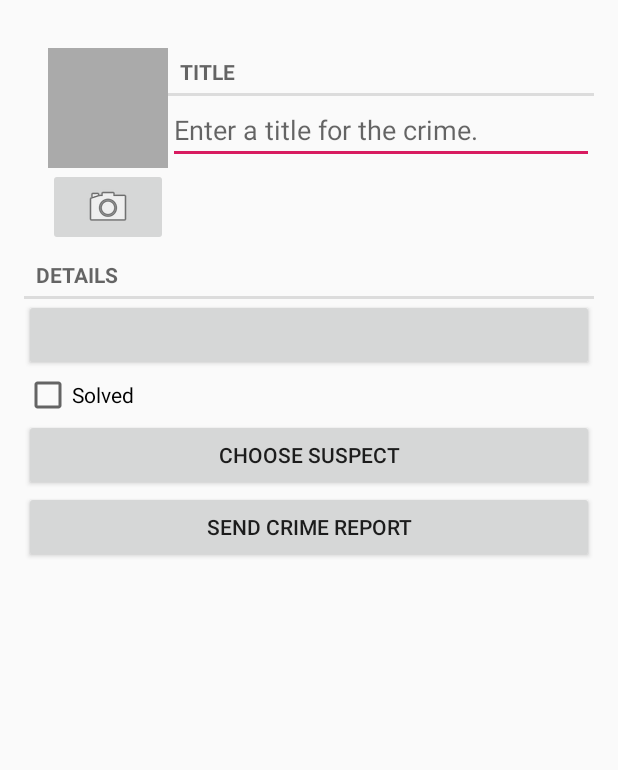
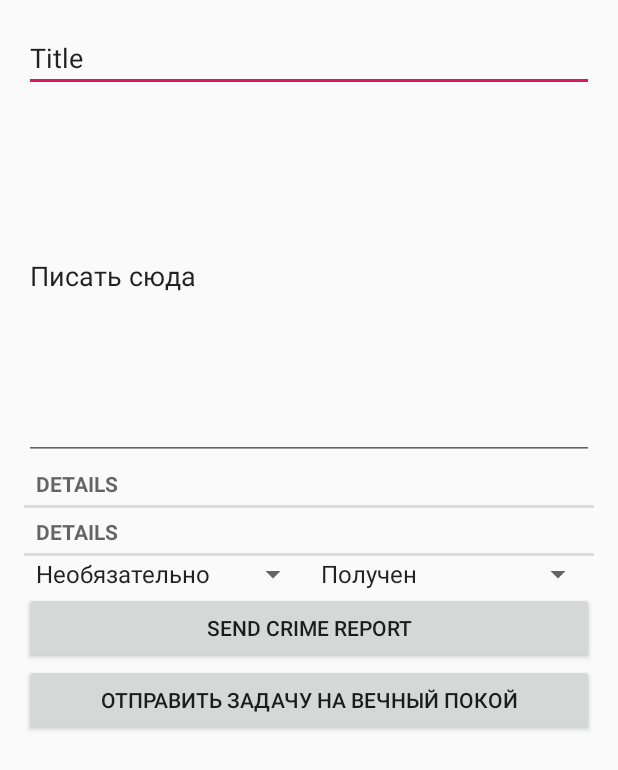
Before and after one commit to VitNei/job, an Android app: the layout fragment_crime.xml on its own in the app's theme, with its tools: preview values and no code run, on a phone screen of 412 x 824 dp. Shown: the top 770 px of the screen. Run offline under Robolectric (Android 15) with nearby library versions, the phone set to English and light mode, and no system bars.

Commit message:
расширение функционала

```diff
--- a/app/src/main/res/layout/fragment_crime.xml
+++ b/app/src/main/res/layout/fragment_crime.xml
@@ -6,83 +6,60 @@
         android:layout_margin="16dp"
         android:orientation="vertical">
 
-    <LinearLayout
-            android:orientation="horizontal"
-            android:layout_width="match_parent"
-            android:layout_height="135dp"
-            android:layout_marginLeft="16dp"
-            android:layout_marginTop="16dp">
-
-        <LinearLayout
-                android:orientation="vertical"
-                android:layout_width="wrap_content"
-                android:layout_height="wrap_content">
-
-            <ImageView
-                    android:id="@+id/crime_photo"
-                    android:layout_width="80dp"
-                    android:layout_height="80dp"
-                    android:scaleType="centerInside"
-                    android:cropToPadding="true"
-                    android:background="@android:color/darker_gray"/>
-
-            <ImageButton
-                    android:id="@+id/crime_camera"
-                    android:layout_width="match_parent"
-                    android:layout_height="wrap_content"
-                    android:src="@android:drawable/ic_menu_camera"/>
-
-        </LinearLayout>
-
-        <LinearLayout
-                android:orientation="vertical"
-                android:layout_width="0dp"
-                android:layout_height="wrap_content"
-                android:layout_weight="1">
-
-
-            <TextView
+    <EditText
             android:layout_width="match_parent"
             android:layout_height="wrap_content"
             android:text="@string/crime_title_label"
-                    style="?android:listSeparatorTextViewStyle"/>
-
+            android:id="@+id/title"/>
     <EditText
             android:id="@+id/crime_title"
             android:layout_width="match_parent"
-                    android:layout_height="wrap_content"
-                    android:hint="@string/crime_title_hint"/>
-
-        </LinearLayout>
-
-    </LinearLayout>
+            android:layout_height="245dp"
+            android:hint="@string/crime_title_hint" android:text="Писать сюда"/>
 
     <TextView
             style="?android:listSeparatorTextViewStyle"
             android:layout_width="match_parent"
             android:layout_height="wrap_content"
-            android:text="@string/crime_details_label"/>
+            android:text="@string/crime_details_label" android:id="@+id/date_create"/>
 
-    <Button
-            android:id="@+id/crime_date"
-            android:layout_width="match_parent"
-            android:layout_height="wrap_content"/>
-
-    <CheckBox
-            android:id="@+id/crime_solved"
+    <TextView
+            style="?android:listSeparatorTextViewStyle"
             android:layout_width="match_parent"
             android:layout_height="wrap_content"
-            android:text="@string/crime_solved_label"/>
+            android:text="@string/crime_details_label" android:id="@+id/date_change"/>
 
-    <Button
-            android:id="@+id/crime_suspect"
+
+    <LinearLayout
+            android:orientation="horizontal"
+            android:layout_width="match_parent"
+            android:layout_height="wrap_content">
+        <Spinner
                 android:layout_width="match_parent"
                 android:layout_height="wrap_content"
-            android:text="@string/crime_suspect_text"/>
+                android:id="@+id/pioritet"
+                android:layout_weight="1"
+                android:entries="@array/stringsPrioritet"
+        />
+
+        <Spinner
+                android:layout_width="match_parent"
+                android:layout_height="wrap_content"
+                android:id="@+id/progress"
+                android:layout_weight="1"
+                android:entries="@array/stringsProgress"
+        />
+    </LinearLayout>
 
     <Button
             android:id="@+id/crime_report"
             android:layout_width="match_parent"
             android:layout_height="wrap_content"
             android:text="@string/crime_report_text"/>
+
+    <Button
+            android:id="@+id/finsh_button"
+            android:layout_width="match_parent"
+            android:layout_height="wrap_content"
+            android:text="@string/finihs_job"/>
 </LinearLayout>
--- a/app/src/main/res/values/strings.xml
+++ b/app/src/main/res/values/strings.xml
@@ -20,5 +20,21 @@
     <string name="crime_report_no_suspect">there is no suspect.</string>
     <string name="crime_report_suspect">the suspect is %s.</string>
     <string name="crime_report_subject">CriminalIntent Crime Report</string>
-    <string name="send_report">Send crime report via</string>
+    <string name="send_report">Поделиться откровением</string>
+    <string name="finihs_job">Отправить задачу на вечный покой</string>
+
+    <string-array name="stringsPrioritet">
+        <item>Необязательно</item>
+        <item>Может подождать</item>
+        <item>Норм так</item>
+        <item>Срочно</item>
+        <item>АААААААААА</item>
+    </string-array>
+
+    <string-array name="stringsProgress">
+        <item>Получен</item>
+        <item>Обработан</item>
+        <item>В ожидании</item>
+        <item>Выполнен</item>
+    </string-array>
 </resources>
```
Also changed, not shown: app/src/main/java/com/bignerdranch/android/criminalintent/Crime.java (+41 -0 lines), app/src/main/java/com/bignerdranch/android/criminalintent/CrimeDbSchema.java (+17 -1 lines), app/src/main/java/com/bignerdranch/android/criminalintent/CrimeLab.java (+35 -4 lines), app/src/main/java/com/bignerdranch/android/criminalintent/database/CrimeBaseHelper.java (+19 -3 lines), app/src/main/res/layout/fragment_completed.xml (added, +29 -0 lines). Lines whose indentation alone changed are shown as unchanged.
